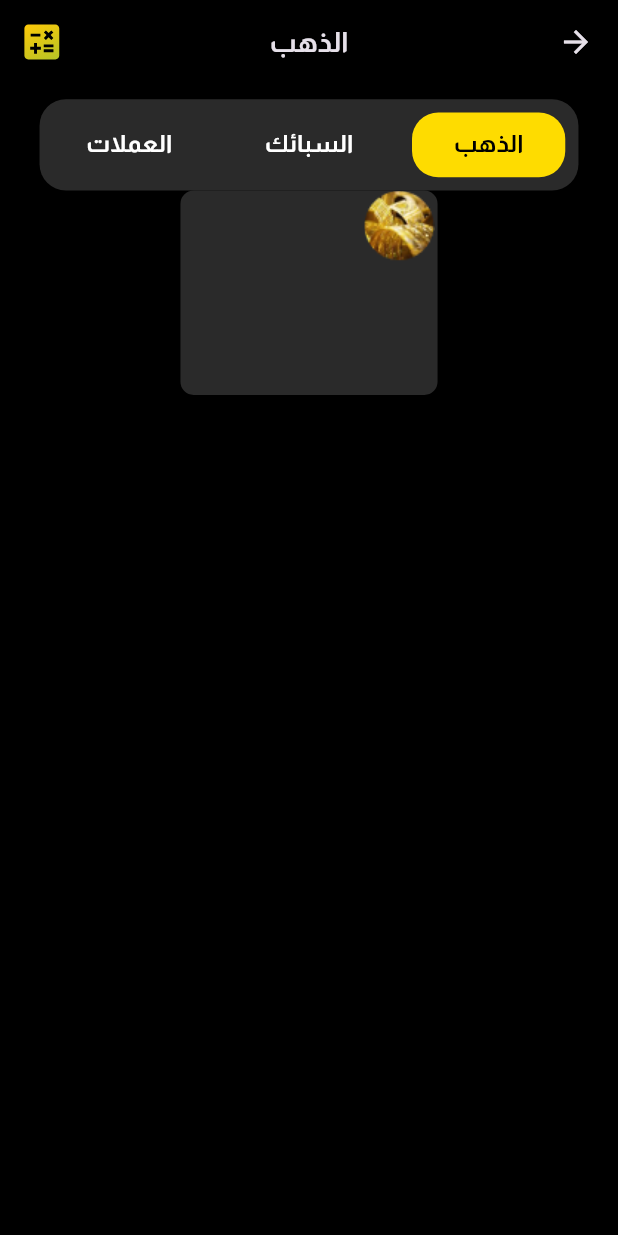
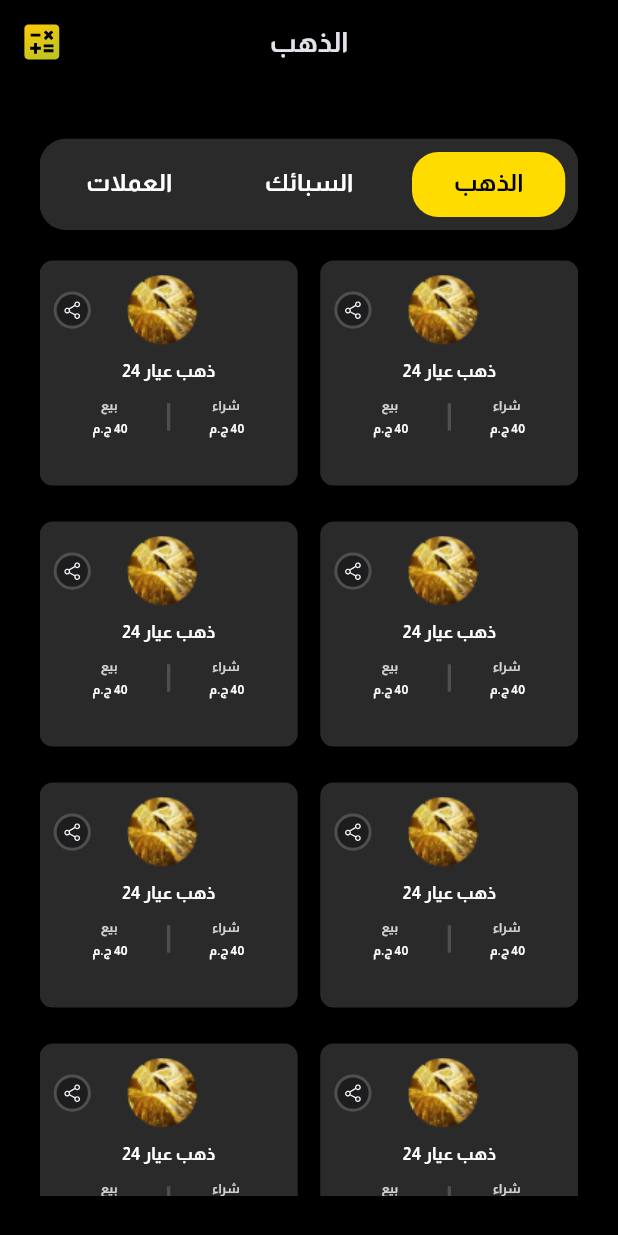
Before and after one commit to a7medAlqal3awyi/black-store-app, a Flutter app: the GoldScreen screen opened directly, on a phone screen of 412 x 824 dp. Run offline on Flutter 3.47's test engine with Material 2 defaults, Android fonts, the phone set to English and light mode, and no system bars; our stand-ins replace flutter_screenutil, flutter_svg.

Commit message:
complete the item of gold screen tap

```diff
--- a/lib/core/utils/app_constants.dart
+++ b/lib/core/utils/app_constants.dart
@@ -48,6 +48,7 @@ class AppConstants {
   static String verifyPassword  =" تأكيد كلمة المرور ";
   static String bullion  =" السبائك ";
   static String currency  =" العملات ";
+  static String gold24  =" ذهب عيار 24 ";
   static String myEmail  ="a7medalqalawyi@gmail.com";
   static String enterSentCode  =" قم بإدخال الكود المرسل";
   static String donotRecieveCode  ="لم تتلق الرمز . ";
--- a/lib/main.dart
+++ b/lib/main.dart
@@ -1,7 +1,7 @@
 import 'package:flutter/material.dart';
 import 'package:flutter_localizations/flutter_localizations.dart';
 import 'package:flutter_screenutil/flutter_screenutil.dart';
-import 'package:the_black_store/presentation/screens/main_screen.dart';
+import 'package:the_black_store/presentation/screens/gold_screen.dart';
 
 void main() {
   runApp(const MyApp());
@@ -35,7 +35,7 @@ class MyApp extends StatelessWidget {
               Locale('ar'),
               Locale('en'),
             ],
-            home: const MainScreen(),
+            home: const GoldScreen(),
           );
         });
   }
--- a/lib/presentation/screens/gold_screen.dart
+++ b/lib/presentation/screens/gold_screen.dart
@@ -4,6 +4,10 @@ import 'package:flutter_screenutil/flutter_screenutil.dart';
 import 'package:flutter_svg/flutter_svg.dart';
 import 'package:the_black_store/core/styles/app_styles.dart';
 import 'package:the_black_store/core/utils/app_constants.dart';
+import 'package:the_black_store/presentation/widgets/share_icon.dart';
+
+import '../widgets/column_of_double_text.dart';
+import '../widgets/my_small_vertical_divider.dart';
 
 class GoldScreen extends StatefulWidget {
   const GoldScreen({super.key});
@@ -37,7 +41,10 @@ class _GoldScreenState extends State<GoldScreen>
           ),
         ],
       ),
-      body: Column(
+      body: Padding(
+        padding:  EdgeInsets.all(24.w),
+        child: SingleChildScrollView(
+          child: Column(
             children: [
               Center(
                 child: Padding(
@@ -85,26 +92,77 @@ class _GoldScreenState extends State<GoldScreen>
                   ),
                 ),
               ),
-          Container(
+              SizedBox(
+                height: 20.h,
+              ),
+              GridView.builder(
+                shrinkWrap: true,
+                physics: const BouncingScrollPhysics(),
+                itemCount: 15,
+                scrollDirection: Axis.vertical,
+                gridDelegate: const SliverGridDelegateWithFixedCrossAxisCount(
+                    crossAxisCount: 2, crossAxisSpacing: 15, mainAxisSpacing: 24,
+                  mainAxisExtent: 150
+                ),
+                itemBuilder: (context, index) {
+                  return Container(
                     width: 156.w,
                     height: 134.3.h,
+                    padding: EdgeInsets.all(
+                      8.53.w,
+                    ),
                     decoration: BoxDecoration(
-                borderRadius: BorderRadius.circular(8.w), color: AppStyles.bg),
+                      borderRadius: BorderRadius.circular(8.w),
+                      color: AppStyles.bg,
+                    ),
                     child: Column(
                       children: [
                         Row(
+                          mainAxisAlignment: MainAxisAlignment.end,
                           children: [
                             SizedBox(
                               width: 46.64.w,
                               height: 46.64.h,
                               child: Image.asset("assets/images/gold.png"),
-                    )
+                            ),
+                            SizedBox(
+                              width: 20.w,
+                            ),
+                            const ShareIcon(),
+                          ],
+                        ),
+                        Padding(
+                          padding: EdgeInsets.all(8.83.h),
+                          child: Text(
+                            AppConstants.gold24,
+                            style: TextStyle(
+                                fontSize: 11.47.sp,
+                                fontWeight: FontWeight.w700,
+                                fontFamily: fontFamily,
+                                color: Colors.white),
+                          ),
+                        ),
+                        Row(
+                          children: [
+                            ColumnOfDoubleText(
+                              firstText: AppConstants.buy,
+                              priceText: AppConstants.forty,
+                            ),
+                            const MySmallVerticalDivider(),
+                            ColumnOfDoubleText(
+                              firstText: AppConstants.sell,
+                              priceText: AppConstants.forty,
+                            ),
                           ],
                         ),
                       ],
                     ),
+                  );
+                },
+              )
+            ],
           ),
-        ],
+        ),
       ),
     );
   }
--- /dev/null
+++ b/lib/presentation/widgets/column_of_double_text.dart
@@ -0,0 +1,45 @@
+import 'package:flutter/material.dart';
+import 'package:flutter_screenutil/flutter_screenutil.dart';
+
+import '../../core/utils/app_constants.dart';
+
+class ColumnOfDoubleText extends StatelessWidget {
+  const ColumnOfDoubleText(
+      {super.key, required this.firstText, required this.priceText});
+
+  final String firstText;
+  final String priceText;
+
+  @override
+  Widget build(BuildContext context) {
+    return Expanded(
+      child: Column(
+        mainAxisAlignment: MainAxisAlignment.center,
+        crossAxisAlignment: CrossAxisAlignment.center,
+        children: [
+          Text(
+            firstText,
+            style: TextStyle(
+              color: Colors.white.withOpacity(0.7900000214576721),
+              fontSize: 8.19.sp,
+              fontFamily: fontFamily,
+              fontWeight: FontWeight.w700,
+              height: 0,
+            ),
+          ),
+          SizedBox(height: 7.19.h),
+          Text(
+            priceText,
+            style: TextStyle(
+              color: Colors.white,
+              fontSize: 8.19,
+              fontFamily: fontFamily,
+              fontWeight: FontWeight.w700,
+              height: 0,
+            ),
+          ),
+        ],
+      ),
+    );
+  }
+}
--- /dev/null
+++ b/lib/presentation/widgets/my_small_vertical_divider.dart
@@ -0,0 +1,15 @@
+import 'package:flutter/material.dart';
+import 'package:flutter_screenutil/flutter_screenutil.dart';
+
+class MySmallVerticalDivider extends StatelessWidget {
+  const MySmallVerticalDivider({super.key});
+
+  @override
+  Widget build(BuildContext context) {
+    return Container(
+      width: 2.w,
+      height: 18.h,
+      color: const Color(0xFF4F4F4F),
+    );
+  }
+}
```
Also changed, not shown: lib/presentation/screens/main_screen.dart (+12 -72 lines). Lines whose indentation alone changed are shown as unchanged.
